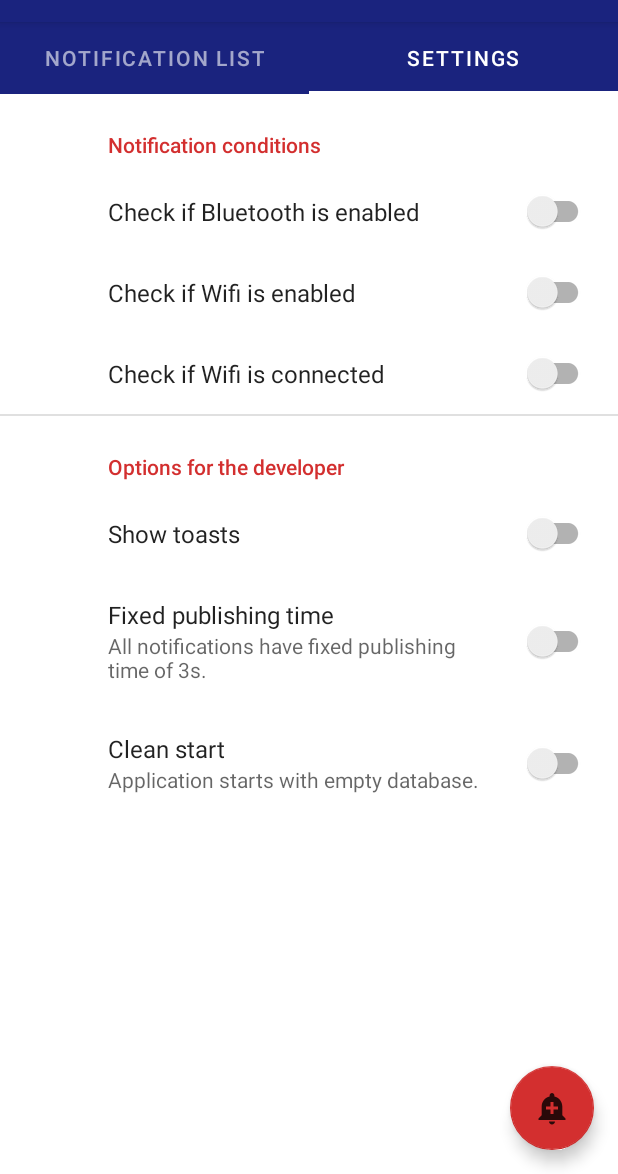
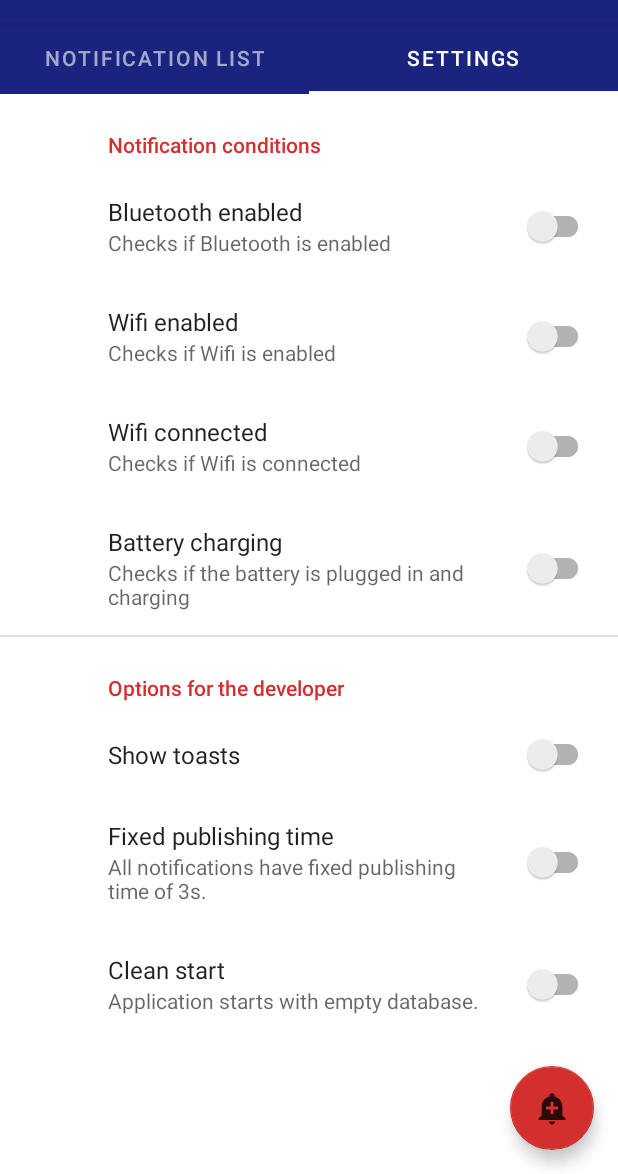
Before and after one commit to jjmgab/pam-notifier, an Android app: the screen it shows after launch (MainActivity), tab 2 chosen, on a phone screen of 412 x 824 dp, the part 62-1236 px from its top. Run offline under Robolectric (Android 15) with nearby library versions, the phone set to English and light mode, and no system bars; our stand-ins replace Room's generated code, androidx.preference.

Commit message:
Added battery charging condition

```diff
--- a/app/src/main/java/com/jjmgab/notifier/helpers/PreferenceHelper.java
+++ b/app/src/main/java/com/jjmgab/notifier/helpers/PreferenceHelper.java
@@ -9,6 +9,7 @@ public final class PreferenceHelper {
     public static final String PREF_BLUETOOTH_ENABLED = "bluetooth";
     public static final String PREF_WIFI_ENABLED = "wifi_enabled";
     public static final String PREF_WIFI_CONNECTED = "wifi_connected";
+    public static final String PREF_BATTERY_CHARGING = "battery_charging";
 
     public static final String PREF_DEBUG_TOASTS = "debug_toasts";
     public static final String PREF_DEBUG_FIXED_TIME = "debug_fixed_time";
--- a/app/src/main/res/xml/preferences.xml
+++ b/app/src/main/res/xml/preferences.xml
@@ -8,15 +8,23 @@
 
         <SwitchPreferenceCompat
             app:key="bluetooth"
-            app:title="Check if Bluetooth is enabled"/>
+            app:title="Bluetooth enabled"
+            app:summary="Checks if Bluetooth is enabled"/>
 
         <SwitchPreferenceCompat
             app:key="wifi_enabled"
-            app:title="Check if Wifi is enabled"/>
+            app:title="Wifi enabled"
+            app:summary="Checks if Wifi is enabled"/>
 
         <SwitchPreferenceCompat
             app:key="wifi_connected"
-            app:title="Check if Wifi is connected"/>
+            app:title="Wifi connected"
+            app:summary="Checks if Wifi is connected"/>
+
+        <SwitchPreferenceCompat
+            app:key="battery_charging"
+            app:title="Battery charging"
+            app:summary="Checks if the battery is plugged in and charging"/>
 
     </PreferenceCategory>
 
```
Also changed, not shown: app/src/main/java/com/jjmgab/notifier/NotificationPublisher.java (+14 -0 lines), app/src/main/java/com/jjmgab/notifier/helpers/DeviceStateHelper.java (+11 -0 lines).
